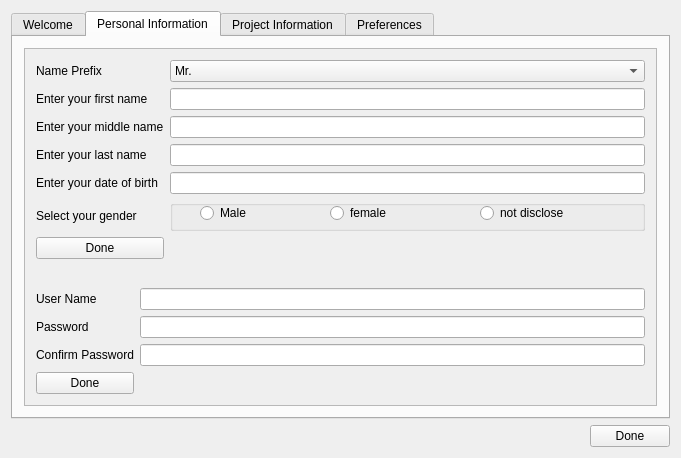
First picture: the form in kde/sKde.ui, repository upcomingnewton/SimpleUI, before the edit.
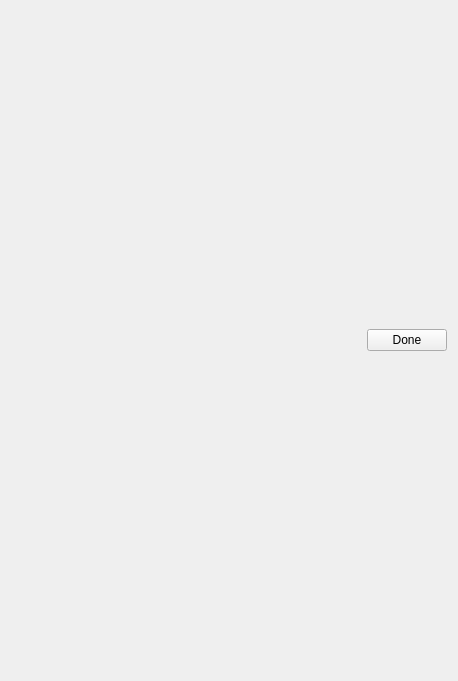
Second picture: the form after the edit. The open tabs and pages were chosen to show the change.

Diff of the .ui file:
```diff
--- a/kde/sKde.ui
+++ b/kde/sKde.ui
@@ -1,533 +1,49 @@
 <?xml version="1.0" encoding="UTF-8"?>
 <ui version="4.0">
- <class>sample1</class>
- <widget class="QWidget" name="sample1">
-  <property name="geometry">
-   <rect>
-    <x>0</x>
-    <y>0</y>
-    <width>681</width>
-    <height>458</height>
-   </rect>
-  </property>
-  <property name="windowTitle">
-   <string>sample1</string>
-  </property>
-  <layout class="QVBoxLayout" name="verticalLayout_2">
-   <item>
-    <widget class="QTabWidget" name="TabWidget">
-     <property name="currentIndex">
-      <number>3</number>
-     </property>
-     <widget class="QWidget" name="TabWelcome">
-      <attribute name="title">
-       <string>Welcome</string>
-      </attribute>
-      <layout class="QVBoxLayout" name="verticalLayout_3">
-       <item>
-        <widget class="QScrollArea" name="scrollArea_2">
-         <property name="widgetResizable">
-          <bool>true</bool>
-         </property>
-         <widget class="QWidget" name="scrollAreaWidgetContents_2">
-          <property name="geometry">
-           <rect>
-            <x>0</x>
-            <y>0</y>
-            <width>639</width>
-            <height>342</height>
-           </rect>
-          </property>
-          <layout class="QVBoxLayout" name="verticalLayout_6">
-           <item>
-            <widget class="QLabel" name="label">
-             <property name="text">
-              <string>THIS IS WELCOME TAB</string>
-             </property>
-            </widget>
-           </item>
-          </layout>
-         </widget>
-        </widget>
-       </item>
-      </layout>
-     </widget>
-     <widget class="QWidget" name="TabPersonalInformation">
-      <attribute name="title">
-       <string>Personal Information</string>
-      </attribute>
-      <layout class="QVBoxLayout" name="verticalLayout">
-       <item>
-        <widget class="QScrollArea" name="scrollArea">
-         <property name="widgetResizable">
-          <bool>true</bool>
-         </property>
-         <widget class="QWidget" name="scrollAreaWidgetContents">
-          <property name="geometry">
-           <rect>
-            <x>0</x>
-            <y>0</y>
-            <width>621</width>
-            <height>432</height>
-           </rect>
-          </property>
-          <layout class="QVBoxLayout" name="verticalLayout_8">
-           <item>
-            <layout class="QVBoxLayout" name="verticalLayout_7">
-             <item>
-              <layout class="QGridLayout" name="gridLayout">
-               <item row="1" column="2">
-                <widget class="QLineEdit" name="lineEdit"/>
-               </item>
-               <item row="1" column="0">
-                <widget class="QLabel" name="label_2">
-                 <property name="text">
-                  <string>Enter your first name</string>
-                 </property>
-                </widget>
-               </item>
-               <item row="3" column="2">
-                <widget class="QLineEdit" name="lineEdit_3"/>
-               </item>
-               <item row="2" column="2">
-                <widget class="QLineEdit" name="lineEdit_2"/>
-               </item>
-               <item row="5" column="0">
-                <widget class="QLabel" name="label_7">
-                 <property name="text">
-                  <string>Select your gender</string>
-                 </property>
-                </widget>
-               </item>
-               <item row="2" column="0">
-                <widget class="QLabel" name="label_4">
-                 <property name="text">
-                  <string>Enter your middle name</string>
-                 </property>
-                </widget>
-               </item>
-               <item row="0" column="0">
-                <widget class="QLabel" name="label_3">
-                 <property name="text">
-                  <string>Name Prefix</string>
-                 </property>
-                </widget>
-               </item>
-               <item row="4" column="2">
-                <widget class="QLineEdit" name="lineEdit_4"/>
-               </item>
-               <item row="3" column="0">
-                <widget class="QLabel" name="label_5">
-                 <property name="text">
-                  <string>Enter your last name</string>
-                 </property>
-                </widget>
-               </item>
-               <item row="0" column="2">
-                <widget class="QComboBox" name="PersonalInfo_NamePrefix">
-                 <item>
-                  <property name="text">
-                   <string>Mr.</string>
+  <class>SimpleUiKde</class>
+  <widget class="QWidget" name="classwidget">
+    <property name="windowTitle">
+      <string>sKDE_MAIN_WINDOW_NAME</string>
+    </property>
+    <property name="geometry">
+      <rect>
+        <x>0</x>
+        <y>0</y>
+        <width>458</width>
+        <height>681</height>
+      </rect>
+    </property>
+    <layout class="QVBoxLayout" name="verticalLayout_2">
+      <item/>
+      <item>
+        <layout class="QHBoxLayout" name="horizontalLayout2">
+          <item>
+            <layout class="QHBoxLayout" name="horizontalLayout">
+              <item>
+                <spacer name="horizontalSpacer">
+                  <property name="orientation">
+                    <enum>Qt::Horizontal</enum>
                   </property>
-                 </item>
-                 <item>
-                  <property name="text">
-                   <string>Mrs.</string>
+                  <property name="sizeHint" stdset="0">
+                    <size>
+                      <width>40</width>
+                      <height>20</height>
+                    </size>
                   </property>
-                 </item>
-                 <item>
-                  <property name="text">
-                   <string>Dr.</string>
-                  </property>
-                 </item>
-                </widget>
-               </item>
-               <item row="4" column="0">
-                <widget class="QLabel" name="label_6">
-                 <property name="text">
-                  <string>Enter your date of birth</string>
-                 </property>
-                </widget>
-               </item>
-               <item row="6" column="0">
-                <widget class="QPushButton" name="BtnPersonalInfoDone">
-                 <property name="text">
-                  <string>Done</string>
-                 </property>
-                </widget>
-               </item>
-               <item row="5" column="2">
-                <widget class="QGroupBox" name="GroupBoxRadioButtons">
-                 <property name="title">
-                  <string/>
-                 </property>
-                 <property name="checkable">
-                  <bool>false</bool>
-                 </property>
-                 <property name="checked">
-                  <bool>false</bool>
-                 </property>
-                 <widget class="QRadioButton" name="radioButton_male">
-                  <property name="geometry">
-                   <rect>
-                    <x>30</x>
-                    <y>0</y>
-                    <width>108</width>
-                    <height>26</height>
-                   </rect>
-                  </property>
-                  <property name="text">
-                   <string>Male</string>
-                  </property>
-                 </widget>
-                 <widget class="QRadioButton" name="radioButton_female">
-                  <property name="geometry">
-                   <rect>
-                    <x>160</x>
-                    <y>0</y>
-                    <width>108</width>
-                    <height>26</height>
-                   </rect>
-                  </property>
-                  <property name="text">
-                   <string>female</string>
-                  </property>
-                 </widget>
-                 <widget class="QRadioButton" name="radioButton_none">
-                  <property name="geometry">
-                   <rect>
-                    <x>310</x>
-                    <y>0</y>
-                    <width>108</width>
-                    <height>26</height>
-                   </rect>
-                  </property>
-                  <property name="text">
-                   <string>not disclose</string>
-                  </property>
-                 </widget>
-                </widget>
-               </item>
-              </layout>
-             </item>
-             <item>
-              <spacer name="verticalSpacer">
-               <property name="orientation">
-                <enum>Qt::Vertical</enum>
-               </property>
-               <property name="sizeHint" stdset="0">
-                <size>
-                 <width>20</width>
-                 <height>40</height>
-                </size>
-               </property>
-              </spacer>
-             </item>
-             <item>
-              <layout class="QGridLayout" name="gridLayout_2">
-               <item row="0" column="1">
-                <widget class="QLabel" name="label_8">
-                 <property name="text">
-                  <string>User Name</string>
-                 </property>
-                </widget>
-               </item>
-               <item row="2" column="2">
-                <widget class="QLineEdit" name="lineEdit_7"/>
-               </item>
-               <item row="0" column="2">
-                <widget class="QLineEdit" name="lineEdit_6"/>
-               </item>
-               <item row="1" column="1">
-                <widget class="QLabel" name="label_9">
-                 <property name="text">
-                  <string>Password</string>
-                 </property>
-                </widget>
-               </item>
-               <item row="1" column="2">
-                <widget class="QLineEdit" name="lineEdit_5"/>
-               </item>
-               <item row="2" column="1">
-                <widget class="QLabel" name="label_10">
-                 <property name="text">
-                  <string>Confirm Password</string>
-                 </property>
-                </widget>
-               </item>
-               <item row="3" column="1">
-                <widget class="QPushButton" name="BtnLoginInfoDone">
-                 <property name="text">
-                  <string>Done</string>
-                 </property>
-                </widget>
-               </item>
-              </layout>
-             </item>
-            </layout>
-           </item>
-          </layout>
-         </widget>
-        </widget>
-       </item>
-      </layout>
-     </widget>
-     <widget class="QWidget" name="TabProjectInfo">
-      <attribute name="title">
-       <string>Project Information</string>
-      </attribute>
-      <layout class="QVBoxLayout" name="verticalLayout_4">
-       <item>
-        <widget class="QScrollArea" name="scrollArea_3">
-         <property name="widgetResizable">
-          <bool>true</bool>
-         </property>
-         <widget class="QWidget" name="scrollAreaWidgetContents_3">
-          <property name="geometry">
-           <rect>
-            <x>0</x>
-            <y>0</y>
-            <width>639</width>
-            <height>342</height>
-           </rect>
-          </property>
-          <layout class="QVBoxLayout" name="verticalLayout_9">
-           <item>
-            <layout class="QGridLayout" name="gridLayout_3">
-             <item row="2" column="0">
-              <widget class="QLabel" name="label_13">
-               <property name="text">
-                <string>Enter Key skills</string>
-               </property>
-              </widget>
-             </item>
-             <item row="2" column="1">
-              <widget class="QLineEdit" name="lineEdit_8"/>
-             </item>
-             <item row="3" column="0">
-              <widget class="QLabel" name="label_14">
-               <property name="text">
-                <string>Enter Description</string>
-               </property>
-              </widget>
-             </item>
-             <item row="0" column="1">
-              <widget class="QLineEdit" name="lineEdit_10"/>
-             </item>
-             <item row="1" column="1">
-              <widget class="QLineEdit" name="lineEdit_9"/>
-             </item>
-             <item row="0" column="0">
-              <widget class="QLabel" name="label_11">
-               <property name="text">
-                <string>Enter Start Date</string>
-               </property>
-              </widget>
-             </item>
-             <item row="1" column="0">
-              <widget class="QLabel" name="label_12">
-               <property name="text">
-                <string>Enter End Date</string>
-               </property>
-              </widget>
-             </item>
-             <item row="4" column="0">
-              <widget class="QPushButton" name="BtnProjectInsertDone">
-               <property name="text">
-                <string>Insert Project</string>
-               </property>
-              </widget>
-             </item>
-             <item row="3" column="1">
-              <widget class="QTextEdit" name="textEdit"/>
-             </item>
-            </layout>
-           </item>
-           <item>
-            <spacer name="verticalSpacer_2">
-             <property name="orientation">
-              <enum>Qt::Vertical</enum>
-             </property>
-             <property name="sizeHint" stdset="0">
-              <size>
-               <width>20</width>
-               <height>40</height>
-              </size>
-             </property>
-            </spacer>
-           </item>
-          </layout>
-         </widget>
-        </widget>
-       </item>
-      </layout>
-     </widget>
-     <widget class="QWidget" name="TabPreferences">
-      <attribute name="title">
-       <string>Preferences</string>
-      </attribute>
-      <layout class="QVBoxLayout" name="verticalLayout_5">
-       <item>
-        <widget class="QScrollArea" name="scrollArea_4">
-         <property name="widgetResizable">
-          <bool>true</bool>
-         </property>
-         <widget class="QWidget" name="scrollAreaWidgetContents_4">
-          <property name="geometry">
-           <rect>
-            <x>0</x>
-            <y>0</y>
-            <width>639</width>
-            <height>342</height>
-           </rect>
-          </property>
-          <layout class="QVBoxLayout" name="verticalLayout_10">
-           <item>
-            <layout class="QGridLayout" name="gridLayout_4">
-             <item row="1" column="0">
-              <widget class="QCheckBox" name="checkBox_newspaper1">
-               <property name="text">
-                <string>newspaper1</string>
-               </property>
-              </widget>
-             </item>
-             <item row="4" column="0">
-              <widget class="QCheckBox" name="checkBox_newspaper4">
-               <property name="text">
-                <string>newspaper4</string>
-               </property>
-              </widget>
-             </item>
-             <item row="0" column="0">
-              <widget class="QLabel" name="label_15">
-               <property name="text">
-                <string>Select the newspaper you like</string>
-               </property>
-              </widget>
-             </item>
-             <item row="3" column="0">
-              <widget class="QCheckBox" name="checkBox_newspaper3">
-               <property name="text">
-                <string>newspaper3</string>
-               </property>
-              </widget>
-             </item>
-             <item row="2" column="0">
-              <widget class="QCheckBox" name="checkBox_newspaper2">
-               <property name="text">
-                <string>newspaper2</string>
-               </property>
-              </widget>
-             </item>
-             <item row="5" column="0">
-              <widget class="QCheckBox" name="checkBox_newspaper5">
-               <property name="text">
-                <string>newspaper5</string>
-               </property>
-              </widget>
-             </item>
-            </layout>
-           </item>
-           <item>
-            <layout class="QGridLayout" name="gridLayout_5">
-             <item row="1" column="0">
-              <widget class="QSlider" name="SliderDemo">
-               <property name="maximum">
-                <number>100</number>
-               </property>
-               <property name="value">
-                <number>50</number>
-               </property>
-               <property name="orientation">
-                <enum>Qt::Horizontal</enum>
-               </property>
-               <property name="tickPosition">
-                <enum>QSlider::TicksBothSides</enum>
-               </property>
-               <property name="tickInterval">
-                <number>5</number>
-               </property>
-              </widget>
-             </item>
-             <item row="0" column="0">
-              <widget class="QLabel" name="label_20">
-               <property name="text">
-                <string>Select some value</string>
-               </property>
-              </widget>
-             </item>
-             <item row="4" column="0">
-              <widget class="QLabel" name="label_16">
-               <property name="text">
-                <string/>
-               </property>
-              </widget>
-             </item>
-             <item row="5" column="0">
-              <layout class="QHBoxLayout" name="horizontalLayout_3">
-               <item>
-                <widget class="QPushButton" name="BtnSliderValueDone">
-                 <property name="text">
-                  <string>get Value</string>
-                 </property>
-                </widget>
-               </item>
-               <item>
-                <spacer name="horizontalSpacer_2">
-                 <property name="orientation">
-                  <enum>Qt::Horizontal</enum>
-                 </property>
-                 <property name="sizeHint" stdset="0">
-                  <size>
-                   <width>40</width>
-                   <height>20</height>
-                  </size>
-                 </property>
                 </spacer>
-               </item>
-              </layout>
-             </item>
+              </item>
+              <item>
+                <widget class="QPushButton" name="BtnDone_Main">
+                  <property name="text">
+                    <string>Done</string>
+                  </property>
+                </widget>
+              </item>
             </layout>
-           </item>
-          </layout>
-         </widget>
-        </widget>
-       </item>
-      </layout>
-     </widget>
-    </widget>
-   </item>
-   <item>
-    <layout class="QHBoxLayout" name="horizontalLayout_2">
-     <item>
-      <layout class="QHBoxLayout" name="horizontalLayout">
-       <item>
-        <spacer name="horizontalSpacer">
-         <property name="orientation">
-          <enum>Qt::Horizontal</enum>
-         </property>
-         <property name="sizeHint" stdset="0">
-          <size>
-           <width>40</width>
-           <height>20</height>
-          </size>
-         </property>
-        </spacer>
-       </item>
-       <item>
-        <widget class="QPushButton" name="BtnDone_Main">
-         <property name="text">
-          <string>Done</string>
-         </property>
-        </widget>
-       </item>
-      </layout>
-     </item>
+          </item>
+        </layout>
+      </item>
     </layout>
-   </item>
-  </layout>
- </widget>
- <layoutdefault spacing="6" margin="11"/>
- <resources/>
+  </widget>
 </ui>
 
```
Left out of the diff: 1 changed line with no effect on the pictures.
